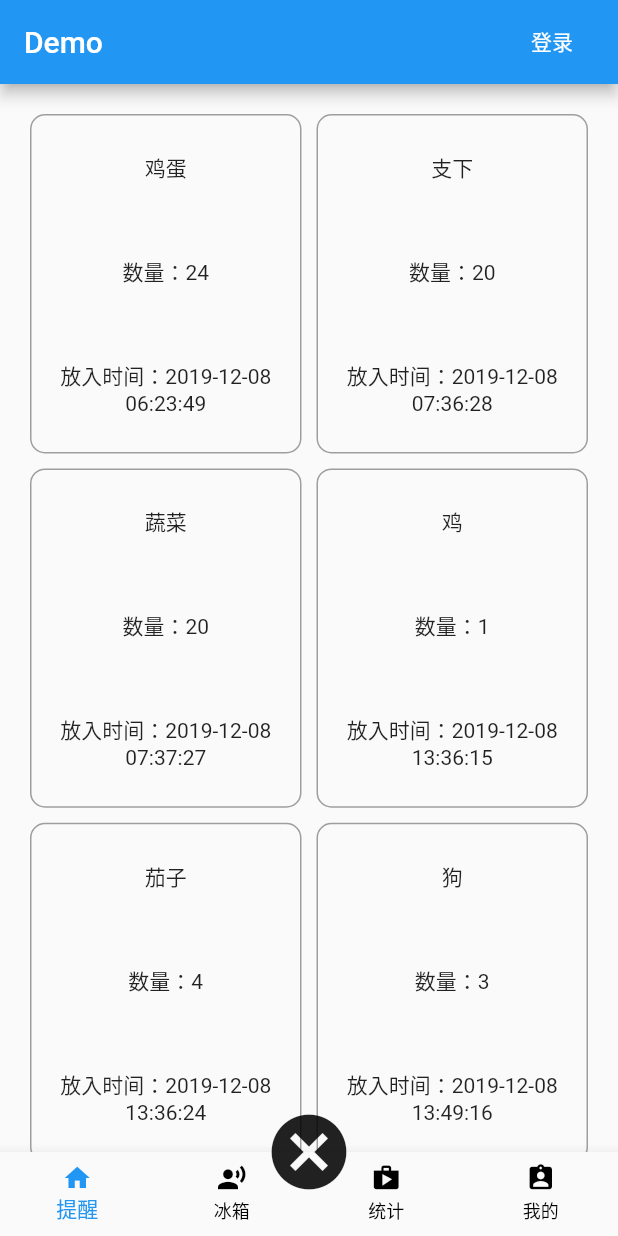
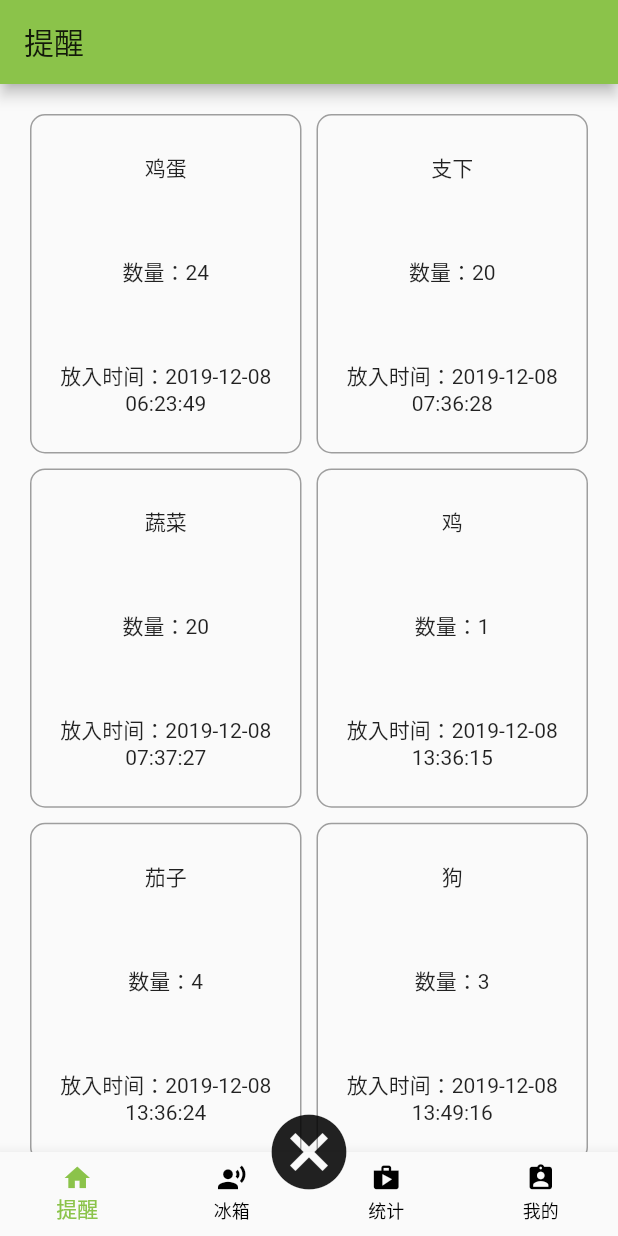
Before and after one commit to zxt3310/BingEgg, a Flutter app: the screen it shows after launch, on a phone screen of 412 x 824 dp. Run offline on Flutter 3.47's test engine with Material 2 defaults, Android fonts, the light colour scheme and no system bars; our stand-ins replace dio, font_awesome_flutter, shared_preferences, syncfusion_flutter_charts, webview_flutter; missing offline and left inert: flutter_audio_recorder, flutter_sound, gesture_zoom_box; accounts and stored records are empty.

Commit message:
user info

```diff
--- a/lib/Views/myFridge/myFridge.dart
+++ b/lib/Views/myFridge/myFridge.dart
@@ -11,6 +11,9 @@ class MyFridgeWidget extends StatelessWidget {
   @override
   Widget build(BuildContext context) {
     return Scaffold(
+      appBar: AppBar(
+        title: Text('我的冰箱'),
+      ),
       body: _FridgeWidget(),
     );
   }
--- a/lib/Views/reminder/foodReminder.dart
+++ b/lib/Views/reminder/foodReminder.dart
@@ -17,7 +17,11 @@ class _FoodReminderWidgetState extends State<FoodReminderWidget> {
     List<FoodMaterial> foods = List<FoodMaterial>.generate(datas.length, (idx) {
       return FoodMaterial.fromJson(datas[idx]);
     });
-    return Container(
+    return Scaffold(
+      appBar: AppBar(
+        title: Text('提醒'),
+      ),
+        body: Container(
       child: CustomScrollView(
         slivers: <Widget>[
           SliverPadding(
@@ -49,17 +53,23 @@ class _FoodReminderWidgetState extends State<FoodReminderWidget> {
                   }, childCount: foods.length))),
           SliverList(
             delegate: SliverChildListDelegate([
+              Padding(
+                padding: EdgeInsets.fromLTRB(20, 0, 0, 0),
+                child: Text('特别提醒', style: TextStyle(fontSize: 16)),
+              ),
               Container(
-                  height: 100,
+                  height: 160,
                   child: ListView.builder(
+                    padding: EdgeInsets.all(10),
                     scrollDirection: Axis.horizontal,
                     itemCount: 10,
                     itemBuilder: (context, idx) {
                       return Container(
-                        width: 70,
-                        height: 70,
+                        width: 120,
                         margin: EdgeInsets.all(10),
-                        color: Colors.redAccent,
+                        decoration: BoxDecoration(
+                            border: Border.all(width: 1),
+                            borderRadius: BorderRadius.circular(15)),
                       );
                     },
                   ))
@@ -67,6 +77,6 @@ class _FoodReminderWidgetState extends State<FoodReminderWidget> {
           ),
         ],
       ),
-    );
+    ));
   }
 }
--- a/lib/Views/test.dart
+++ /dev/null
@@ -1,35 +0,0 @@
-
-
-String jsonStr = '[{"id": 1, "item_id": null, "item_name": "\u9e21\u86cb", "quantity": 24, "created_at": "2019-12-08 06:23:49"}, {"id": 2, "item_id": null, "item_name": "\u652f\u4e0b", "quantity": 20, "created_at": "2019-12-08 07:36:28"}, {"id": 3, "item_id": null, "item_name": "\u852c\u83dc", "quantity": 20, "created_at": "2019-12-08 07:37:27"}, {"id": 5, "item_id": null, "item_name": "\u9e21", "quantity": 1, "created_at": "2019-12-08 13:36:15"}, {"id": 6, "item_id": null, "item_name": "\u8304\u5b50", "quantity": 4, "created_at": "2019-12-08 13:36:24"}, {"id": 7, "item_id": null, "item_name": "\u72d7", "quantity": 3, "created_at": "2019-12-08 13:49:16"}, {"id": 9, "item_id": null, "item_name": "\u80e1\u841d\u535c", "quantity": 1, "created_at": "2019-12-10 02:15:37"}, {"id": 10, "item_id": null, "item_name": "\u9999\u8549", "quantity": 1, "created_at": "2019-12-11 11:08:18"}]';
-
-// void main(){
-//   var a = json.decode(jsonStr);
-//   FoodMaterial food = FoodMaterial.fromJson(json.decode(jsonStr));
-//   print(food.id);
-// }
-
-// class FoodMaterial {
-//   final int id;
-//   final int itemId;
-//   final String itemName;
-//   final int quantity;
-//   final String createdAt;
-
-//   FoodMaterial(
-//       this.id, this.itemId, this.itemName, this.quantity, this.createdAt);
-//   FoodMaterial.fromJson(Map<String, dynamic> json)
-//       : id = json['id'],
-//         itemId = json['item_id'],
-//         itemName = json['item_name'],
-//         quantity = json['quantity'],
-//         createdAt = json['created_at'];
-
-//   Map<String, dynamic> toJson() => {
-//         'id': id,
-//         'item_id': itemId,
-//         'item_name': itemName,
-//         'quantity': quantity,
-//         'create_at': createdAt
-//       };
-
-// }
--- a/lib/login/ui/user_provider.dart
+++ b/lib/login/ui/user_provider.dart
@@ -34,7 +34,7 @@ class UserContainer extends StatefulWidget {
   _UserContainerState createState() => _UserContainerState();
 
   static UserProvider of(BuildContext context) {
-    return context.inheritFromWidgetOfExactType(UserProvider);
+    return context.dependOnInheritedWidgetOfExactType(aspect:UserProvider);
   }
 }
 
--- a/lib/main.dart
+++ b/lib/main.dart
@@ -1,14 +1,12 @@
 import 'package:flutter/material.dart';
+import 'package:flutter/services.dart';
 import 'package:sirilike_flutter/login/ui/home_page.dart';
-import 'mainpage.dart';
-import 'voiceArs.dart';
 import 'login/ui/user_provider.dart';
 import 'model/user.dart';
-import 'imageList.dart';
-import 'package:provider/provider.dart';
 import 'Views/myFridge/myFridge.dart';
 import 'Views/statistics/foodAnalyze.dart';
 import 'Views/reminder/foodReminder.dart';
+import 'Views/userAndSetting/mine.dart';
 
 const List barList = ["提醒", "冰箱", "统计", "我的"];
 const List iconListUnselect = [
@@ -28,6 +26,11 @@ const List iconListSelect = [
 void main() {
   //在加载app前 载入所有插件
   WidgetsFlutterBinding.ensureInitialized();
+
+  SystemUiOverlayStyle systemUiOverlayStyle = SystemUiOverlayStyle(
+        statusBarColor: Colors.green,
+    );
+    SystemChrome.setSystemUIOverlayStyle(systemUiOverlayStyle);
   realRunApp();
 }
 
@@ -42,7 +45,8 @@ class MyApp extends StatelessWidget {
     return MaterialApp(
         title: 'Voice Demo',
         theme: ThemeData(
-          primarySwatch: Colors.blue,
+          primarySwatch: Colors.lightGreen,
+          splashColor: Colors.transparent
         ),
         home: MyHomePage());
   }
@@ -74,31 +78,31 @@ class _MyHomePageState extends State<MyHomePage> {
   @override
   Widget build(BuildContext context) {
     return Scaffold(
-      appBar: AppBar(
-        title: Text('Demo'),
-        actions: <Widget>[
-          FlatButton(
-            child: Text(user.isLogin ? user.username : '登录',
-                style: TextStyle(color: Colors.white)),
-            textTheme: ButtonTextTheme.primary,
-            onPressed: user.isLogin?(){}:() {
-              Navigator.of(context).push(CustomRoute(UserContainer(
-                user: null,
-                child: AuthorPage(),
-              )));
-            },
-          )
-        ],
-      ),
+      // appBar: AppBar(
+      //   title: Text('Demo'),
+      //   actions: <Widget>[
+      //     FlatButton(
+      //       child: Text(user.isLogin ? user.username : '登录',
+      //           style: TextStyle(color: Colors.white)),
+      //       textTheme: ButtonTextTheme.primary,
+      //       onPressed: user.isLogin?(){}:() {
+      //         Navigator.of(context).push(CustomRoute(UserContainer(
+      //           user: null,
+      //           child: AuthorPage(),
+      //         )));
+      //       },
+      //     )
+      //   ],
+      // ),
       body: PageView(
         physics: NeverScrollableScrollPhysics(),
-        children: <Widget>[FoodReminderWidget(), MyFridgeWidget(),FoodAnalyzeWidgit()],
+        children: <Widget>[FoodReminderWidget(), MyFridgeWidget(),FoodAnalyzeWidgit(),UserCenterWidget()],
         controller: controller,
       ),
       bottomNavigationBar: BottomNavigationBar(
           items: items,
           unselectedItemColor: Colors.black,
-          selectedItemColor: Colors.blue,
+          //selectedItemColor: Colors.blue,
           iconSize: 20,
           currentIndex: curidx,
           showUnselectedLabels: true,
--- a/lib/voiceArs.dart
+++ b/lib/voiceArs.dart
@@ -169,6 +169,7 @@ class _AsrTTSModelState extends State<AsrTTSModel>
 
   @override
   Widget build(BuildContext context) {
+    super.build(context);
     return Container(
       child: Column(
         children: <Widget>[
```
Also changed, not shown: lib/Views/statistics/foodAnalyze.dart (+9 -9 lines), lib/Views/userAndSetting/mine.dart (added, +91 -0 lines), 1 other file.
